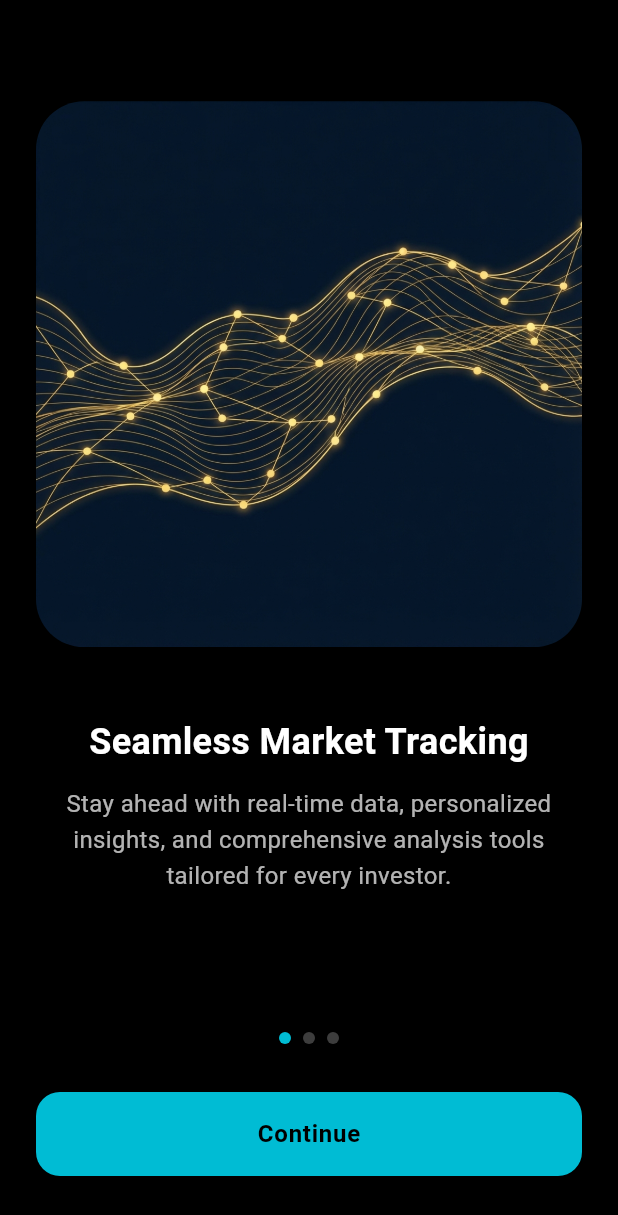
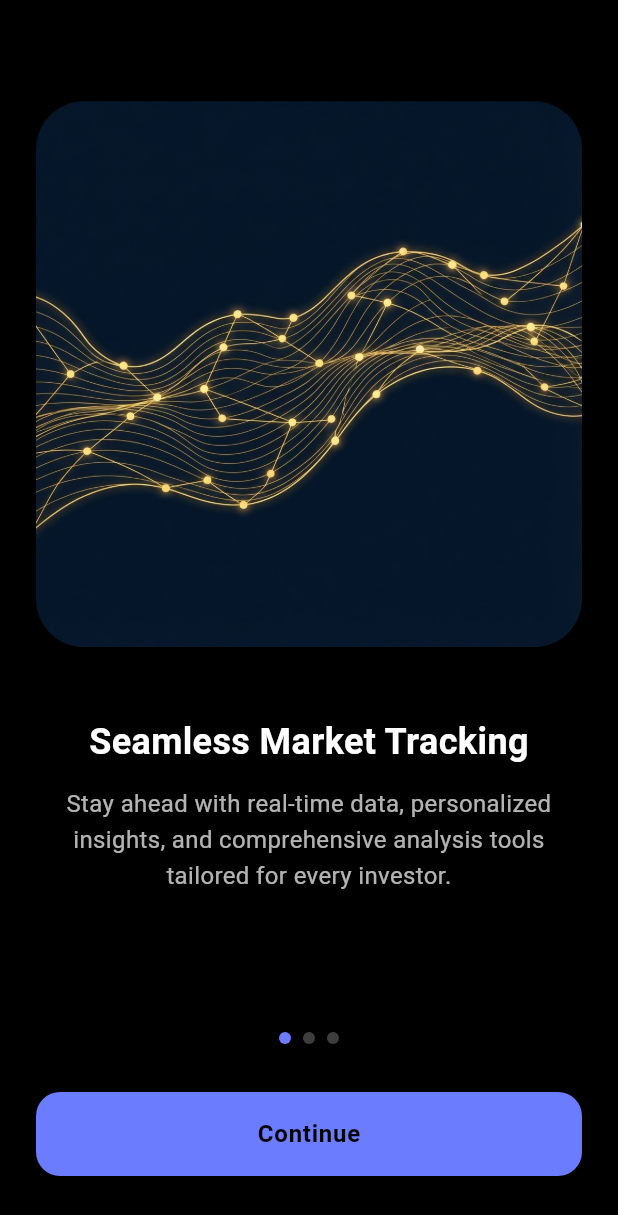
Before and after one commit to SheetalAlbiorix/ShockTrade, a Flutter app: the screen it shows after launch, on a phone screen of 412 x 824 dp. Shown: the top 1215 px of the screen. Run offline on Flutter 3.47's test engine with Material 3 defaults, Android fonts, the phone set to English and light mode, and no system bars; our stand-ins replace dio, flutter_riverpod, freezed_annotation, get_it, go_router.

Commit message:
color combination changed

```diff
--- a/lib/core/config/app_colors.dart
+++ b/lib/core/config/app_colors.dart
@@ -1,60 +1,115 @@
 import 'package:flutter/material.dart';
 
-/// App-wide color constants for stock market theme
+/// Modern premium dark color system for trading apps
 class AppColors {
-  // Brand Colors
-  static const Color primaryBlue = Color(0xFF1E88E5);
-  static const Color primaryDark = Color(0xFF0D47A1);
-  static const Color accentGreen = Color(0xFF00C853);
+  // ─────────────────────────────────────────────
+  // Brand Colors (Modern, Sharp but Controlled)
+  // ─────────────────────────────────────────────
 
+  static const Color primaryBlue =
+      Color(0xFF6C7CFF); // Modern Soft Electric Indigo
+
+  static const Color primaryDark =
+      Color(0xFF151A2E); // Deep Blue-Black (Premium Base)
+
+  static const Color accentGreen =
+      Color(0xFF32D2A2); // Modern Teal-Green Accent
+
+  // ─────────────────────────────────────────────
   // Stock Market Specific Colors
-  static const Color bullishGreen = Color(0xFF00C853);
-  static const Color bearishRed = Color(0xFFD32F2F);
-  static const Color neutralGray = Color(0xFF757575);
+  // ─────────────────────────────────────────────
 
-  // Light Theme Colors
-  static const Color lightBackground = Color(0xFFF5F7FA);
+  static const Color bullishGreen = Color(0xFF2FE0A7); // Luminous but not neon
+
+  static const Color bearishRed = Color(0xFFFF5C5C); // Modern Soft Signal Red
+
+  static const Color neutralGray = Color(0xFF8E95A9); // Modern Cool Neutral
+
+  // ─────────────────────────────────────────────
+  // Light Theme (Admin / Rare Use)
+  // ─────────────────────────────────────────────
+
+  static const Color lightBackground = Color(0xFFF7F8FC);
+
   static const Color lightSurface = Color(0xFFFFFFFF);
-  static const Color lightCardBackground = Color(0xFFFFFFFF);
-  static const Color lightTextPrimary = Color(0xFF212121);
-  static const Color lightTextSecondary = Color(0xFF757575);
-  static const Color lightDivider = Color(0xFFE0E0E0);
 
-  // Dark Theme Colors
-  static const Color darkBackground = Color(0xFF0A0E27);
-  static const Color darkSurface = Color(0xFF1A1F3A);
-  static const Color darkCardBackground = Color(0xFF252B48);
-  static const Color darkTextPrimary = Color(0xFFFFFFFF);
-  static const Color darkTextSecondary = Color(0xFFB0B8C8);
-  static const Color darkDivider = Color(0xFF2D3348);
+  static const Color lightCardBackground = Color(0xFFF1F3F8);
 
-  // Navigation Bar Colors
-  static const Color navBackground = Color(0xFF0B0F14);
-  static const Color navActiveColor = Color(0xFF00BCD4);
-  static const Color navInactiveColor = Color(0xFF6B7280);
+  static const Color lightTextPrimary = Color(0xFF0F1222);
 
-  // Chart Colors
-  static const Color chartGreen = Color(0xFF26A69A);
-  static const Color chartRed = Color(0xFFEF5350);
-  static const Color chartBlue = Color(0xFF42A5F5);
-  static const Color chartOrange = Color(0xFFFF7043);
-  static const Color chartPurple = Color(0xFFAB47BC);
+  static const Color lightTextSecondary = Color(0xFF6B7280);
 
-  // Gradient Colors
+  static const Color lightDivider = Color(0xFFE3E6EF);
+
+  // ─────────────────────────────────────────────
+  // Dark Theme (Main App)
+  // ─────────────────────────────────────────────
+
+  static const Color darkBackground =
+      Color(0xFF0A0D1C); // Ultra-dark Navy (Not black)
+
+  static const Color darkSurface = Color(0xFF11162A); // Elevated Layer
+
+  static const Color darkCardBackground = Color(0xFF161C36); // Card Depth
+
+  static const Color darkTextPrimary = Color(0xFFE6E8F0); // Soft White
+
+  static const Color darkTextSecondary =
+      Color(0xFF9AA1B7); // Cool Secondary Text
+
+  static const Color darkDivider = Color(0xFF1F2540);
+
+  // ─────────────────────────────────────────────
+  // Navigation Bar
+  // ─────────────────────────────────────────────
+
+  static const Color navBackground = Color(0xFF0A0D1C);
+
+  static const Color navActiveColor = Color(0xFF6C7CFF); // Sharp focus color
+
+  static const Color navInactiveColor = Color(0xFF6F768E);
+
+  // ─────────────────────────────────────────────
+  // Chart Colors (Data-first, Premium)
+  // ─────────────────────────────────────────────
+
+  static const Color chartGreen = Color(0xFF2FE0A7);
+
+  static const Color chartRed = Color(0xFFFF5C5C);
+
+  static const Color chartBlue = Color(0xFF6C7CFF);
+
+  static const Color chartOrange = Color(0xFFFFB454);
+
+  static const Color chartPurple = Color(0xFF9A8CFF);
+
+  // ─────────────────────────────────────────────
+  // Gradients (Modern Depth)
+  // ─────────────────────────────────────────────
+
   static const LinearGradient bullishGradient = LinearGradient(
-    colors: [Color(0xFF00C853), Color(0xFF64DD17)],
+    colors: [
+      Color(0xFF2FE0A7),
+      Color(0xFF1DBF8B),
+    ],
     begin: Alignment.topLeft,
     end: Alignment.bottomRight,
   );
 
   static const LinearGradient bearishGradient = LinearGradient(
-    colors: [Color(0xFFD32F2F), Color(0xFFE57373)],
+    colors: [
+      Color(0xFFFF5C5C),
+      Color(0xFFE04646),
+    ],
     begin: Alignment.topLeft,
     end: Alignment.bottomRight,
   );
 
   static const LinearGradient primaryGradient = LinearGradient(
-    colors: [Color(0xFF1E88E5), Color(0xFF1976D2)],
+    colors: [
+      Color(0xFF6C7CFF),
+      Color(0xFF5A67E8),
+    ],
     begin: Alignment.topLeft,
     end: Alignment.bottomRight,
   );
```
